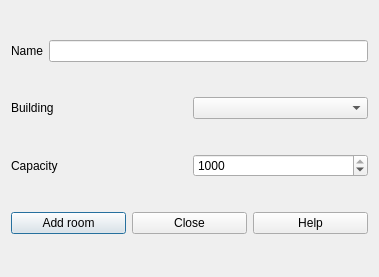
janLo/FET, file src/interface/addroomform_template.ui: the form before one commit.
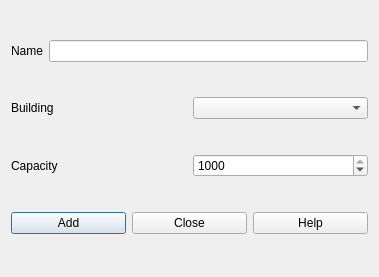
The form after the commit.

Diff of the .ui file:
```diff
--- a/src/interface/addroomform_template.ui
+++ b/src/interface/addroomform_template.ui
@@ -36,7 +36,7 @@
      <item>
       <widget class="QPushButton" name="addRoomPushButton">
        <property name="text">
-        <string>Add room</string>
+        <string>Add</string>
        </property>
        <property name="default">
         <bool>true</bool>
```
Left out of the diff: 12 changed lines with no effect on the pictures.
